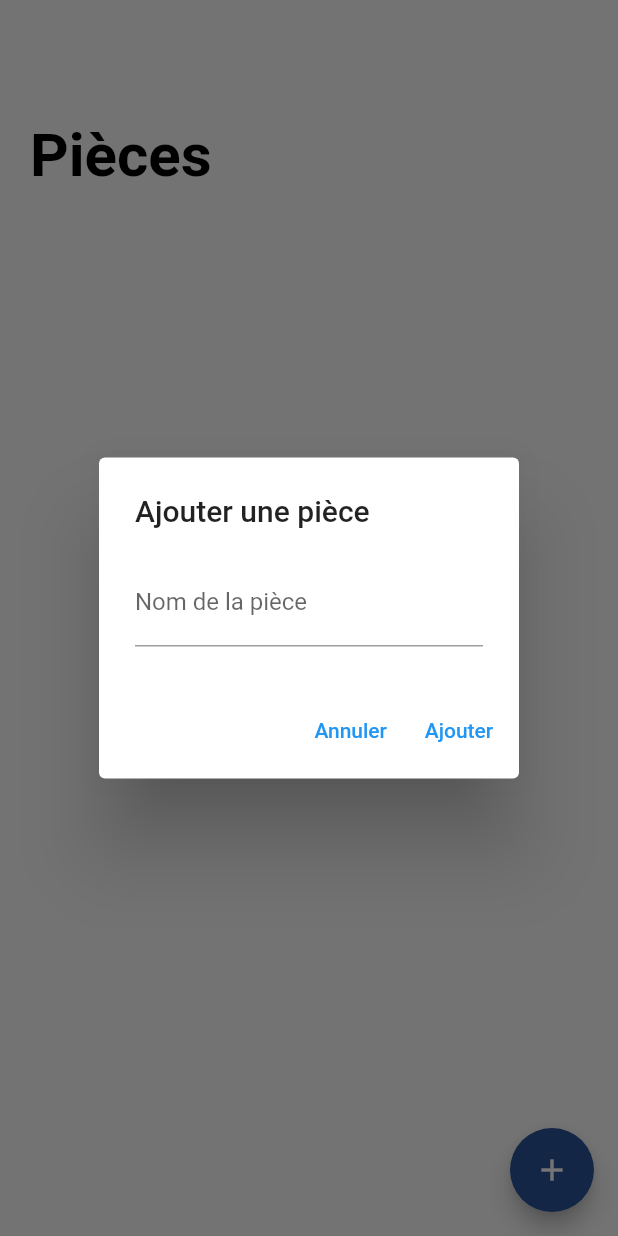
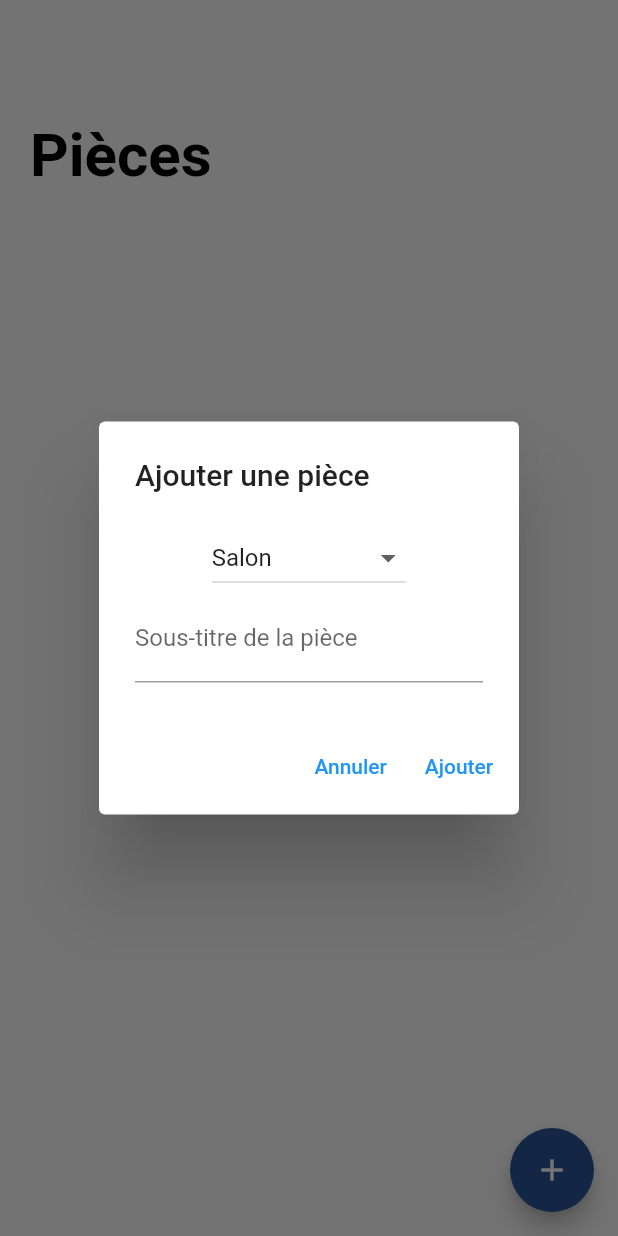
Before and after one commit to JeremyLRYnov/Airlux, a Flutter app: the RoomPage screen opened directly, after a tap on the "add" icon, on a phone screen of 412 x 824 dp. Run offline on Flutter 3.47's test engine with Material 2 defaults, Android fonts, the phone set to English and light mode, and no system bars; our stand-ins replace modal_progress_hud_nsn, shared_preferences; accounts and stored records are empty.

Commit message:
update room page

```diff
--- a/mobileapp/lib/screens/home_page.dart
+++ b/mobileapp/lib/screens/home_page.dart
@@ -155,7 +155,7 @@ class _HomePageState extends State<HomePage> {
                     ),
                     SizedBox(
                       height: 40,
-                    )
+                    ),
                   ],
                 ),
               ),
--- a/mobileapp/lib/screens/room_page.dart
+++ b/mobileapp/lib/screens/room_page.dart
@@ -148,20 +148,47 @@ class _RoomPageState extends State<RoomPage> {
       floatingActionButton: FloatingActionButton(
         backgroundColor: kPrimaryBlue,
         onPressed: () {
+          String subtitle = '';
+          String nameToSend = '';
           showDialog(
             context: context,
             builder: (BuildContext context) {
+              return StatefulBuilder(
+                builder: (BuildContext context, StateSetter setState) {
                   return AlertDialog(
                     title: const Text('Ajouter une pièce'),
                     content: Column(
                       mainAxisSize: MainAxisSize.min,
                       children: [
+                        DropdownButton<String>(
+                          value: selectedRoomName,
+                          onChanged: (String? newValue) {
+                            setState(() {
+                              selectedRoomName = newValue!;
+                            });
+                          },
+                          items: <String>[
+                            'Salon',
+                            'Salle de bain',
+                            'Bureau',
+                            'Salle de classe',
+                            'Cuisine',
+                            'Chambre',
+                          ].map<DropdownMenuItem<String>>((String value) {
+                            return DropdownMenuItem<String>(
+                              value: value,
+                              child: Text(value),
+                            );
+                          }).toList(),
+                        ),
                         TextField(
                           decoration: const InputDecoration(
-                        labelText: 'Nom de la pièce',
+                            labelText: 'Sous-titre de la pièce',
                           ),
                           onChanged: (value) {
-                        selectedRoomName = value;
+                            setState(() {
+                              subtitle = value;
+                            });
                           },
                         ),
                       ],
@@ -178,9 +205,16 @@ class _RoomPageState extends State<RoomPage> {
                           final prefs = await SharedPreferences.getInstance();
                           token = prefs.getString('token')!;
                           buildingId = prefs.getString('buildingId')!;
-
+                          if(subtitle != '')
+                            {
+                              nameToSend = selectedRoomName + ' ' + subtitle;
+                            }
+                          else
+                            {
+                              nameToSend = selectedRoomName;
+                            }
                           final newRoom = NewRoom(
-                        name: selectedRoomName,
+                            name: nameToSend,
                             buildingId: buildingId,
                           );
                           try {
@@ -207,6 +241,8 @@ class _RoomPageState extends State<RoomPage> {
                         child: const Text('Ajouter'),
                       ),
                     ],
+                  );
+                },
               );
             },
           );
```
Lines whose indentation alone changed are shown as unchanged.
